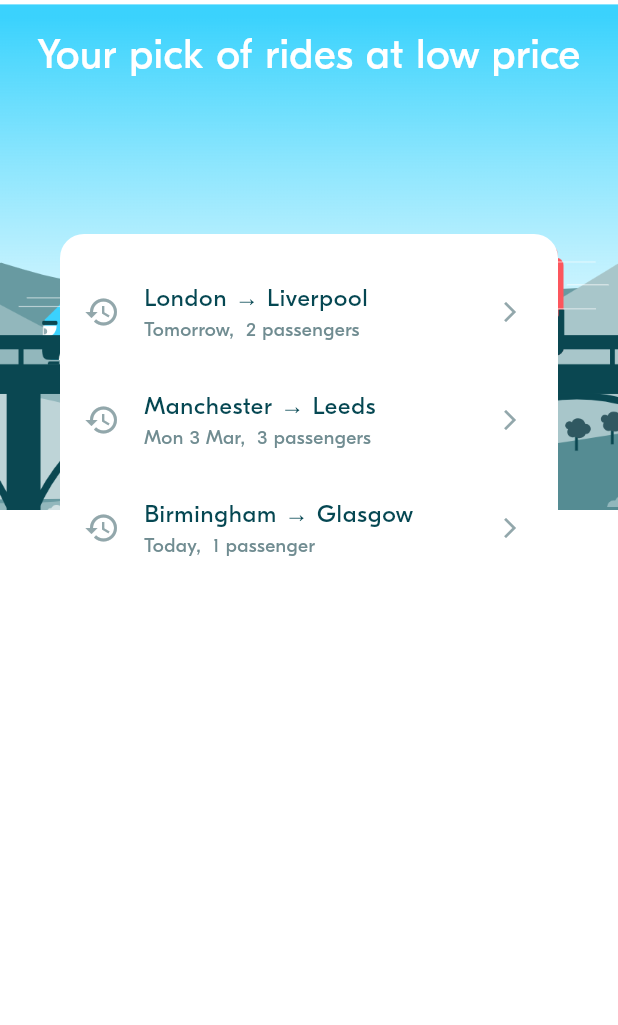
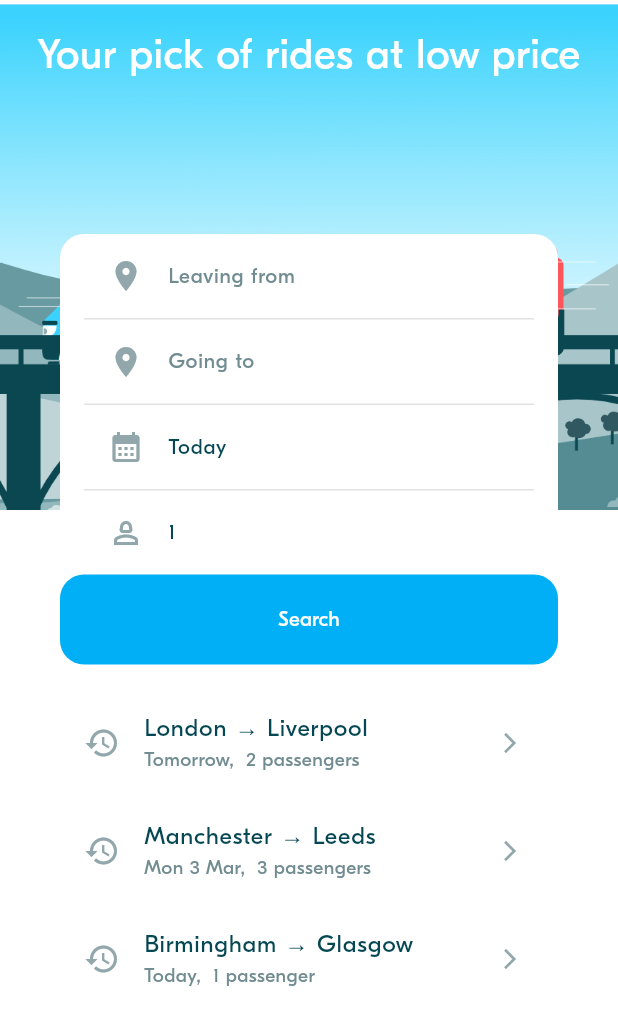
Before and after one commit to ronancadt/ronancadt-GEN-09-FLUTTER-2-BLA-W3, a Flutter app: the screen it shows after launch, on a phone screen of 412 x 824 dp. Shown: the top 1025 px of the screen. Run offline on Flutter 3.47's test engine with Material 3 defaults, Android fonts, the phone set to English and light mode, and no system bars; project files that could hold a hidden picture were left out.

Commit message:
BLA-004 – Implement Ride Preferences Form

```diff
--- a/lib/model/ride/locations.dart
+++ b/lib/model/ride/locations.dart
@@ -19,6 +19,11 @@ class Location {
   final Country country;
 
   const Location({required this.name, required this.country});
+
+  // Copy constructor
+  Location.copy(Location other)
+      : name = other.name,
+        country = other.country;
 
   @override
   bool operator ==(Object other) {
--- a/lib/screens/ride_pref/widgets/ride_pref_form.dart
+++ b/lib/screens/ride_pref/widgets/ride_pref_form.dart
@@ -2,6 +2,12 @@ import 'package:flutter/material.dart';
 
 import '../../../model/ride/locations.dart';
 import '../../../model/ride_pref/ride_pref.dart';
+import '../../../theme/theme.dart';
+import '../../../utils/date_time_util.dart';
+import '../../../widgets/actions/bla_button.dart';
+import '../../../widgets/display/bla_divider.dart';
+import '../../../widgets/inputs/bla_location_picker.dart';
+import 'ride_pref_input_tile.dart';
 
 ///
 /// A Ride Preference From is a view to select:
@@ -28,8 +34,6 @@ class _RidePrefFormState extends State<RidePrefForm> {
   Location? arrival;
   late int requestedSeats;
 
-
-
   // ----------------------------------
   // Initialize the Form attributes
   // ----------------------------------
@@ -37,18 +41,80 @@ class _RidePrefFormState extends State<RidePrefForm> {
   @override
   void initState() {
     super.initState();
-    // TODO
+
+    if (widget.initRidePref != null) {
+      departure = widget.initRidePref!.departure;
+      arrival = widget.initRidePref!.arrival;
+      departureDate = widget.initRidePref!.departureDate;
+      requestedSeats = widget.initRidePref!.requestedSeats;
+    } else {
+      // If no given preferences, we select default ones :
+      departure = null; // User shall select the departure
+      departureDate = DateTime.now(); // Now  by default
+      arrival = null; // User shall select the arrival
+      requestedSeats = 1; // 1 seat book by default
+    }
   }
 
   // ----------------------------------
   // Handle events
   // ----------------------------------
 
+  void onDeparturePressed() async {
+    // 1- Select a location
+    Location? selectedLocation =
+        await Navigator.of(context).push<Location>(MaterialPageRoute(
+            builder: (ctx) => BlaLocationPicker( )));
+
+    // 2- Update the from if needed
+    if (selectedLocation != null) {
+      setState(() {
+        departure = selectedLocation;
+      });
+    }
+  }
+
+  void onArrivalPressed() async {
+    // 1- Select a location
+    Location? selectedLocation =
+        await Navigator.of(context).push<Location>(MaterialPageRoute(
+            builder: (ctx) => BlaLocationPicker(  )));
+
+    // 2- Update the from if needed
+    if (selectedLocation != null) {
+      setState(() {
+        arrival = selectedLocation;
+      });
+    }
+  }
+
+  void onSubmit() {}
+
+  void onSwappingLocationPressed() {
+    setState(() {
+      // We switch only if both departure and arrivate are defined
+      if (departure != null && arrival != null) {
+        Location temp = departure!;
+        departure = Location.copy(arrival!);
+        arrival = Location.copy(temp);
+      }
+    });
+  }
 
   // ----------------------------------
   // Compute the widgets rendering
   // ----------------------------------
+  String get departureLabel =>
+      departure != null ? departure!.name : "Leaving from";
+  String get arrivalLabel => arrival != null ? arrival!.name : "Going to";
 
+  bool get showDeparturePLaceHolder => departure == null;
+  bool get showArrivalPLaceHolder => arrival == null;
+
+  String get dateLabel => DateTimeUtils.formatDateTime(departureDate);
+  String get numberLabel => requestedSeats.toString();
+
+  bool get switchVisible => arrival != null && departure != null;
 
   // ----------------------------------
   // Build the widgets
@@ -59,7 +125,48 @@ class _RidePrefFormState extends State<RidePrefForm> {
         mainAxisAlignment: MainAxisAlignment.start,
         crossAxisAlignment: CrossAxisAlignment.stretch,
         children: [
+          Padding(
+            padding: const EdgeInsets.symmetric(horizontal: BlaSpacings.m),
+            child: Column(
+              children: [
+                // 1 - Input the ride departure
+                RidePrefInputTile(
+                  isPlaceHolder: showDeparturePLaceHolder,
+                  title: departureLabel,
+                  leftIcon: Icons.location_on,
+                  onPressed: onDeparturePressed,
+                  rightIcon: switchVisible ? Icons.swap_vert : null,
+                  onRightIconPressed:
+                      switchVisible ? onSwappingLocationPressed : null,
+                ),
+                const BlaDivider(),
 
+                // 2 - Input the ride arrival
+                RidePrefInputTile(
+                    isPlaceHolder: showArrivalPLaceHolder,
+                    title: arrivalLabel,
+                    leftIcon: Icons.location_on,
+                    onPressed: onArrivalPressed),
+                const BlaDivider(),
+
+                // 3 - Input the ride date
+                RidePrefInputTile(
+                    title: dateLabel,
+                    leftIcon: Icons.calendar_month,
+                    onPressed: () => {}),
+                const BlaDivider(),
+
+                // 4 - Input the requested number of seats
+                RidePrefInputTile(
+                    title: numberLabel,
+                    leftIcon: Icons.person_2_outlined,
+                    onPressed: () => {})
+              ],
+            ),
+          ),
+
+          // 5 - Launch a search
+          BlaButton(text: 'Search', onPressed: onSubmit),
         ]);
   }
 }
--- /dev/null
+++ b/lib/screens/ride_pref/widgets/ride_pref_input_tile.dart
@@ -0,0 +1,49 @@
+import 'package:flutter/material.dart';
+import 'package:week_3_blabla_project/widgets/actions/bla_icon_button.dart';
+
+import '../../../theme/theme.dart';
+
+///
+/// This tile represents a selectable tile on the Ride Preference screen
+///
+class RidePrefInputTile extends StatelessWidget {
+  final String title;
+  final VoidCallback onPressed;
+  final IconData leftIcon;
+
+  // If true the text is displayed ligher
+  final bool isPlaceHolder;
+
+  // A right button can be optionally provided
+  final IconData? rightIcon;
+  final VoidCallback? onRightIconPressed;
+
+  const RidePrefInputTile(
+      {super.key,
+      required this.title,
+      required this.onPressed,
+      required this.leftIcon,
+      this.rightIcon, //   optional
+      this.onRightIconPressed, //   optional
+      this.isPlaceHolder = false});
+
+  @override
+  Widget build(BuildContext context) {
+    Color textColor =
+        isPlaceHolder ? BlaColors.textLight : BlaColors.textNormal;
+
+    return ListTile(
+      onTap: onPressed,
+      title: Text(title,
+          style: BlaTextStyles.button.copyWith(fontSize: 14, color: textColor)),
+      leading: Icon(
+        leftIcon,
+        size: BlaSize.icon,
+        color: BlaColors.iconLight,
+      ),
+      trailing: rightIcon != null
+          ? BlaIconButton(icon: rightIcon, onPressed: onRightIconPressed)
+          : null,
+    );
+  }
+}
--- a/lib/theme/theme.dart
+++ b/lib/theme/theme.dart
@@ -48,6 +48,8 @@ class BlaColors {
 class BlaTextStyles {
   static TextStyle heading = TextStyle(fontSize: 28, fontWeight: FontWeight.w500);
 
+  static TextStyle title =  TextStyle(fontSize: 20, fontWeight: FontWeight.w400);
+
   static TextStyle body =  TextStyle(fontSize: 16, fontWeight: FontWeight.w400);
 
   static TextStyle label =  TextStyle(fontSize: 13, fontWeight: FontWeight.w400);
@@ -73,6 +75,9 @@ class BlaSpacings {
 }
 
 
+class BlaSize {
+  static const double icon = 24;
+}
 
 ///
 /// Definition of App Theme.
```
Also changed, not shown: lib/widgets/actions/bla_icon_button.dart (added, +28 -0 lines), lib/widgets/inputs/bla_location_picker.dart (added, +15 -0 lines).
